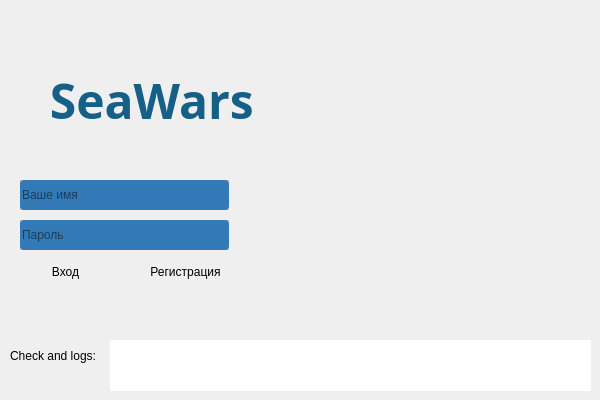
This is Qtfiles/login_tab.ui in DushkoffInc/Seawars_client as Qt 5 draws it before an edit. The edited form follows.
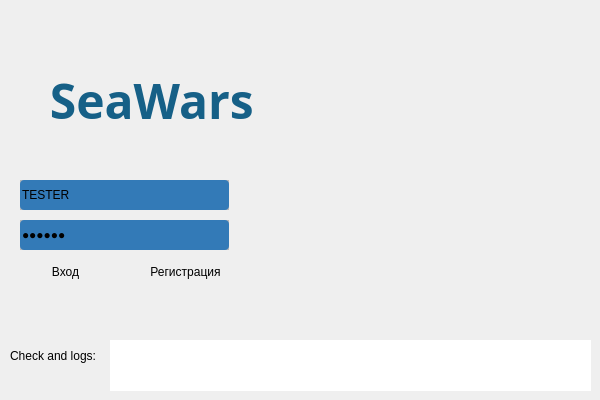
This is the edited form. Icons and pictures are not drawn.

Patch:
```diff
--- a/Qtfiles/login_tab.ui
+++ b/Qtfiles/login_tab.ui
@@ -77,6 +77,9 @@
      <property name="styleSheet">
       <string notr="true">background-color: rgb(51,122,183); color: black; border-radius: 4px;</string>
      </property>
+     <property name="text">
+      <string>TESTER</string>
+     </property>
      <property name="maxLength">
       <number>32766</number>
      </property>
@@ -134,7 +137,7 @@
       <string notr="true">background-color: rgb(51,122,183); color: black; border-radius: 4px;</string>
      </property>
      <property name="text">
-      <string/>
+      <string>TESTER</string>
      </property>
      <property name="echoMode">
       <enum>QLineEdit::Password</enum>
```
